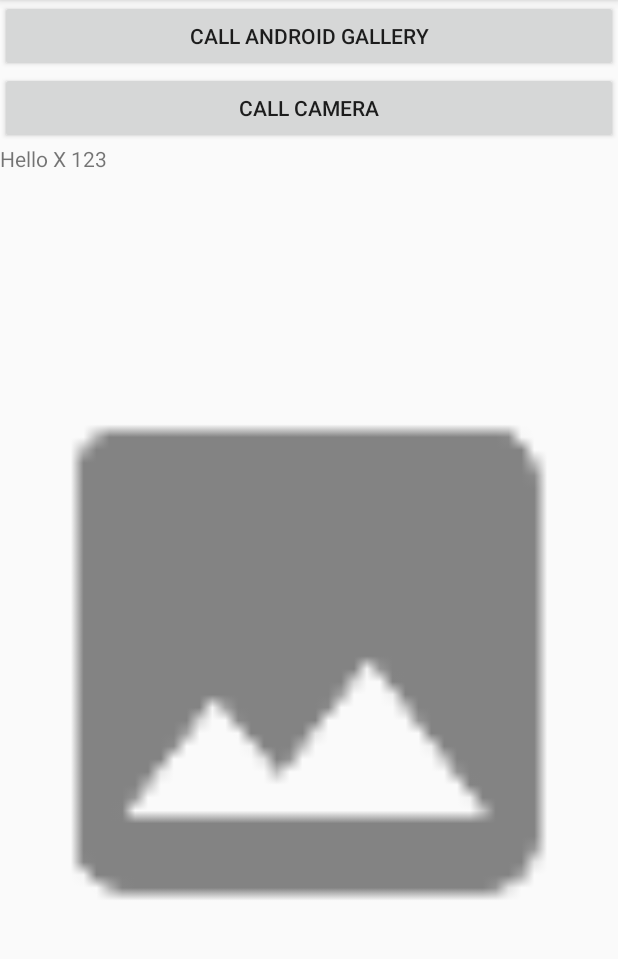
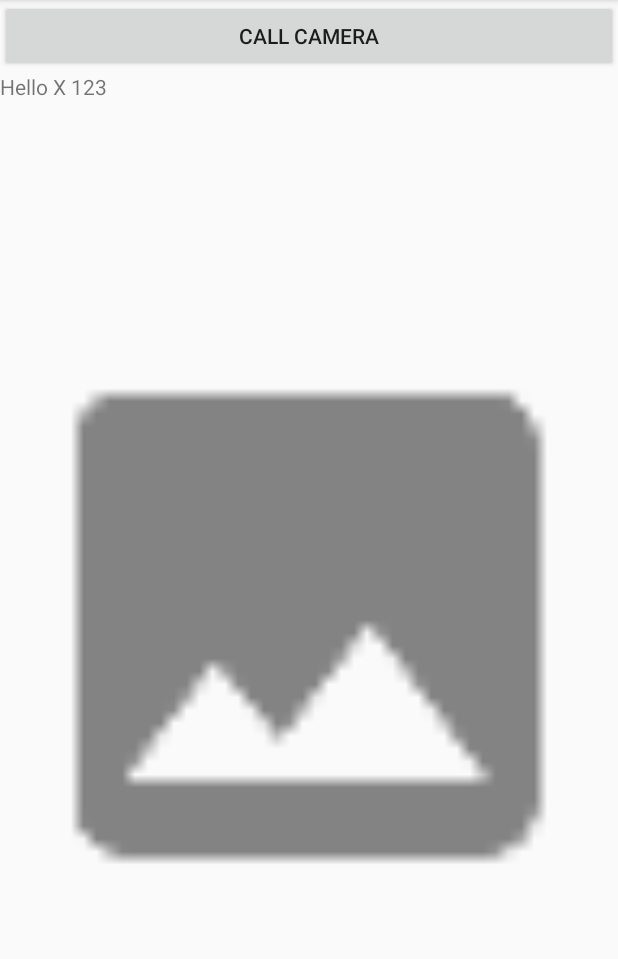
Before and after one commit to pga4711/VMI_1, an Android app: the screen it shows after launch (MainActivity), on a phone screen of 412 x 824 dp, the part 84-1043 px from its top. Run offline under Robolectric (Android 15) with nearby library versions, the phone set to English and light mode, and no system bars.

Commit message:
The OEM Native Camera works. Gallerybuttons removed.

```diff
--- a/app/src/main/java/com/example/philip/mytestwithintents/MainActivity.java
+++ b/app/src/main/java/com/example/philip/mytestwithintents/MainActivity.java
@@ -2,25 +2,21 @@ package com.example.philip.mytestwithintents;
 
 import android.Manifest;
 import android.content.Intent;
-import android.content.pm.PackageManager;
 import android.graphics.Bitmap;
 import android.graphics.BitmapFactory;
 import android.os.Build;
 import android.os.Environment;
+import android.os.Handler;
 import android.provider.MediaStore;
 import android.support.v4.app.ActivityCompat;
-import android.support.v4.content.ContextCompat;
 import android.support.v4.content.FileProvider;
 import android.support.v7.app.AppCompatActivity;
 import android.os.Bundle;
 import android.util.Log;
 import android.view.View;
 import android.widget.Button;
-import android.database.Cursor; //??okej?
-import android.content.Context; //????????????
 import android.net.Uri; //?????
 import android.widget.ImageView;
-
 import java.io.File;
 import java.io.IOException;
 import java.text.SimpleDateFormat;
@@ -30,13 +26,9 @@ public class MainActivity extends AppCompatActivity {
 
     private static final String TAG = AppCompatActivity.class.getName();
     public String lastCameraFileUri;
-
-    static final int REQUEST_OPEN_IMAGE = 1;
-
-    static final int REQUEST_OPEN_CAMERA = 2;
-    static final int REQUEST_PERMISSIONS = 3;
-
-    static boolean ALL_PERMISSIONS_OK = false;
+    static final int REQUEST_OPEN_CAMERA =1;
+    static final int REQUEST_PERMISSIONS = 2;
+    private Handler handler = new Handler();
 
     @Override
     protected void onCreate(Bundle savedInstanceState) {
@@ -47,51 +39,40 @@ public class MainActivity extends AppCompatActivity {
         Log.d(TAG, "SDK version is: " + Build.VERSION.SDK_INT);
         Log.d(TAG, "Applicationid  is: " + BuildConfig.APPLICATION_ID);
 
-        //THIS IS ONLY ALLOWED IN PROTOTYPE SOFTWARE, in a real realease on Google Play you have to handle
+        //THIS IS ONLY ALLOWED IN PROTOTYPE SOFTWARE, in a real release on Google Play you have to handle
         //permissions if the user presses DENY.
         String[] permissions = {Manifest.permission.CAMERA,
                 Manifest.permission.WRITE_EXTERNAL_STORAGE,
                 Manifest.permission.ACCESS_FINE_LOCATION,
                 Manifest.permission.RECORD_AUDIO};
 
-
         ActivityCompat.requestPermissions(this, permissions, REQUEST_PERMISSIONS);
 
+        final Button callCameraBtn = findViewById(R.id.callCameraButton);
+        callCameraBtn.setOnClickListener(new View.OnClickListener() {
+            public void onClick(View v) {
+                dispatchTakePictureIntent();
 
-
-        final Button callGalleryBtn = findViewById(R.id.buttonX);
-        callGalleryBtn.setOnClickListener(new View.OnClickListener() {
-            public void onClick(View v) {
-                Intent intent = new Intent(Intent.ACTION_GET_CONTENT);
-                Log.d(TAG, "This is intent.getType(): " + intent.getType());
-                intent.setType("image/*");
-                Log.d(TAG, "This is intent.getType(): " + intent.getType());
-                Log.d(TAG, "this.getClass() : " + this.getClass());
-                startActivityForResult(intent, REQUEST_OPEN_IMAGE);
             }
         });
 
 
-        final Button callCameraBtn = findViewById(R.id.callCameraButton);
-        callCameraBtn.setOnClickListener(new View.OnClickListener() {
-            public void onClick(View v) {
+        handler = new Handler();
 
-                dispatchTakePictureIntent();
+        final Runnable r = new Runnable() {
+            public void run() {
+                Log.d(TAG, "HELLO FROM DELAY-THING");
+                handler.postDelayed(this, 1000);
+            }
+        };
 
-            }
-        });
+        handler.postDelayed(r, 1000);
     }
     //Denna anropas alltid när en activity är typ klar. Den funkar osm ett slot i QT.
     @Override
     protected void onActivityResult(int requestCode, int resultCode, Intent data) {
 
-        if (requestCode == REQUEST_OPEN_IMAGE) {
-            Log.d(TAG, "HELLO, This is data: " + data.getDataString());
-            //Lite avancerad
-            String filePath = getRealPathFromURI(getApplicationContext(), data.getData());
-            Log.d(TAG, "WHat could this filePath be? " + filePath);
-
-        } else if (requestCode == REQUEST_OPEN_CAMERA) {
+        if  (requestCode == REQUEST_OPEN_CAMERA) {
             Log.d(TAG,"We arrived to read the file");
             Log.d(TAG,"This should be the lastCameraFileUri: "+ lastCameraFileUri);
             //och vad gör männskann här. När hen har fått tillbaka en bild. Jo
@@ -99,23 +80,6 @@ public class MainActivity extends AppCompatActivity {
         } else if (requestCode == REQUEST_PERMISSIONS) {
             Log.d(TAG, "permission jox har körts");
         }
-    }
-//Anropas endast vid request image! inte vid kameraanrop
-
-    public String getRealPathFromURI(Context context, Uri contentUri) {
-        Cursor cursor = null;
-        try {
-            String[] proj = {MediaStore.Images.Media.DATA};
-            cursor = context.getContentResolver().query(contentUri, proj, null, null, null);
-            int column_index = cursor.getColumnIndexOrThrow(MediaStore.Images.Media.DATA);
-            cursor.moveToFirst();
-            return cursor.getString(column_index);
-        } finally {
-            if (cursor != null) {
-                cursor.close();
-            }
-        }
-        //Frivilligt:  super.onActivityResult(requestCode, resultCode, data);
     }
 
     //Call Camera funktionalities
@@ -130,9 +94,7 @@ public class MainActivity extends AppCompatActivity {
 
             File photoFile = null;
             try {
-
                 photoFile = createImageFile();
-
             } catch (IOException ex) {
                 // Error occurred while creating the File
                 Log.d(TAG, "ERROR ex.getLocalizedMessage() : " + ex.getLocalizedMessage());
@@ -150,13 +112,6 @@ public class MainActivity extends AppCompatActivity {
                 takePictureIntent.putExtra(MediaStore.EXTRA_OUTPUT, photoURI);
                 startActivityForResult(takePictureIntent, REQUEST_OPEN_CAMERA);
 
-
-                //Gammalt sätt
-                /*
-                takePictureIntent.putExtra(MediaStore.EXTRA_OUTPUT, Uri.fromFile(photoFile));
-                lastCameraFileUri = photoFile.toString();
-                startActivityForResult(takePictureIntent, REQUEST_OPEN_CAMERA);
-                */
             }
         } else {
             Log.d(TAG, "ERROR. Problems with your camera?!");
@@ -167,26 +122,20 @@ public class MainActivity extends AppCompatActivity {
         // Create an image file name
         String timeStamp = new SimpleDateFormat("yyyyMMdd_HHmmss").format(new Date());
 
-
         String imageFileName = "XBalancer" + timeStamp;
-
-
         //Okej, här får vi platsen där alla bilder sparas
         File storageDir = Environment.getExternalStoragePublicDirectory(Environment.DIRECTORY_PICTURES);
 
         Log.d(TAG, "This is storageDir.toString() : " + storageDir.toString());
 
-
         File image = File.createTempFile(imageFileName, ".jpg", storageDir);
         Log.d(TAG, "This is image.toString()      : " + image.toString());
-
 
         return image;
     }
 
-
     private void setPic() {
-
+        Log.d(TAG, "This is lastCameraFileUri: "+lastCameraFileUri);
         ImageView mImageView = findViewById(R.id.imageView1);
         // Get the dimensions of the View
         int targetW = mImageView.getWidth();
@@ -210,5 +159,4 @@ public class MainActivity extends AppCompatActivity {
         Bitmap bitmap = BitmapFactory.decodeFile(lastCameraFileUri, bmOptions);
         mImageView.setImageBitmap(bitmap);
     }
-
 }
--- a/app/src/main/res/layout/activity_main.xml
+++ b/app/src/main/res/layout/activity_main.xml
@@ -12,16 +12,6 @@
         android:orientation="vertical"
         tools:layout_editor_absoluteX="8dp"
         tools:layout_editor_absoluteY="28dp">
-
-        <Button
-            android:id="@+id/buttonX"
-            android:layout_width="match_parent"
-            android:layout_height="wrap_content"
-            android:text="Call android gallery"
-            app:layout_constraintEnd_toEndOf="parent"
-            app:layout_constraintHorizontal_bias="0.502"
-            app:layout_constraintStart_toStartOf="parent"
-            tools:layout_editor_absoluteY="133dp" />
 
         <Button
             android:id="@+id/callCameraButton"
```
